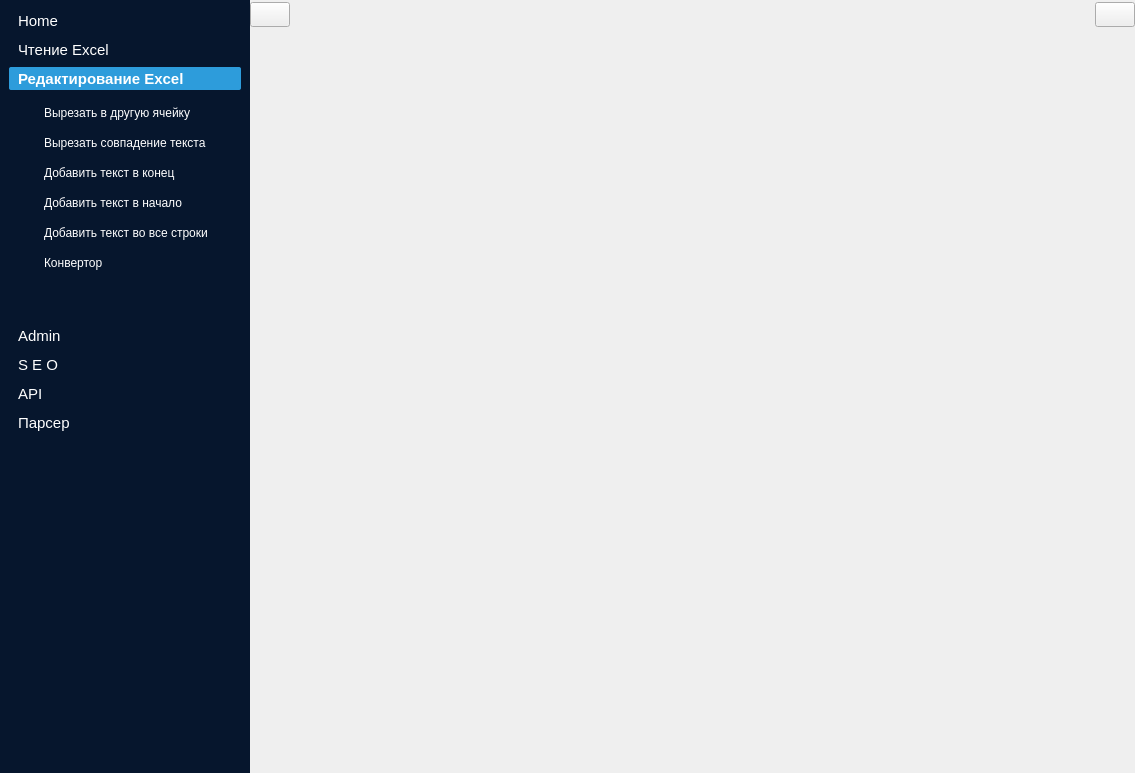
This is UI_window.ui in Gatalist/qt_application as Qt 5 draws it before an edit. The edited form follows.
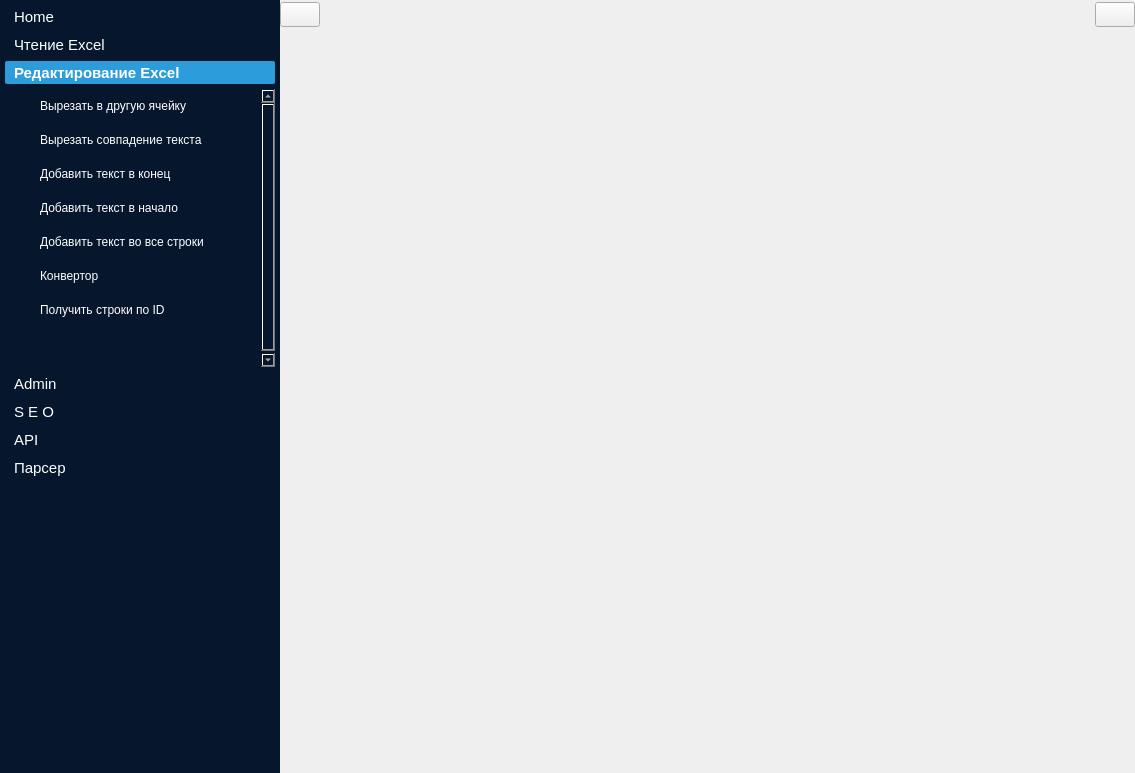
This is the edited form. Icons and pictures are not drawn.

What changed in the file:
```diff
--- a/UI_window.ui
+++ b/UI_window.ui
@@ -240,7 +240,7 @@
      <widget class="QWidget" name="widget_menu" native="true">
       <property name="minimumSize">
        <size>
-        <width>250</width>
+        <width>280</width>
         <height>0</height>
        </size>
       </property>
@@ -261,6 +261,21 @@
 border: none;</string>
       </property>
       <layout class="QGridLayout" name="gridLayout_5">
+       <property name="leftMargin">
+        <number>5</number>
+       </property>
+       <property name="topMargin">
+        <number>5</number>
+       </property>
+       <property name="rightMargin">
+        <number>5</number>
+       </property>
+       <property name="bottomMargin">
+        <number>5</number>
+       </property>
+       <property name="spacing">
+        <number>10</number>
+       </property>
        <item row="1" column="0">
         <spacer name="verticalSpacer_8">
          <property name="orientation">
@@ -269,7 +284,7 @@
          <property name="sizeHint" stdset="0">
           <size>
            <width>20</width>
-           <height>331</height>
+           <height>250</height>
           </size>
          </property>
         </spacer>
@@ -318,6 +333,9 @@
          <property name="currentIndex">
           <number>2</number>
          </property>
+         <property name="tabSpacing">
+          <number>5</number>
+         </property>
          <widget class="QWidget" name="home">
           <property name="geometry">
            <rect>
@@ -522,10 +540,16 @@
            <rect>
             <x>0</x>
             <y>0</y>
-            <width>232</width>
-            <height>209</height>
+            <width>253</width>
+            <height>280</height>
            </rect>
           </property>
+          <property name="minimumSize">
+           <size>
+            <width>0</width>
+            <height>280</height>
+           </size>
+          </property>
           <attribute name="icon">
            <iconset resource="source/resource.qrc">
             <normaloff>:/icons/icons/edit_w.svg</normaloff>:/icons/icons/edit_w.svg</iconset>
@@ -546,6 +570,22 @@
            <property name="bottomMargin">
             <number>5</number>
            </property>
+           <property name="spacing">
+            <number>10</number>
+           </property>
+           <item row="10" column="0">
+            <spacer name="verticalSpacer">
+             <property name="orientation">
+              <enum>Qt::Vertical</enum>
+             </property>
+             <property name="sizeHint" stdset="0">
+              <size>
+               <width>20</width>
+               <height>40</height>
+              </size>
+             </property>
+            </spacer>
+           </item>
            <item row="7" column="0">
             <widget class="QPushButton" name="btn_convertor">
              <property name="enabled">
@@ -631,19 +671,6 @@
              </property>
             </widget>
            </item>
-           <item row="9" column="0">
-            <spacer name="verticalSpacer">
-             <property name="orientation">
-              <enum>Qt::Vertical</enum>
-             </property>
-             <property name="sizeHint" stdset="0">
-              <size>
-               <width>20</width>
-               <height>40</height>
-              </size>
-             </property>
-            </spacer>
-           </item>
            <item row="2" column="0">
             <widget class="QPushButton" name="btn_add_text_to_end">
              <property name="focusPolicy">
@@ -661,6 +688,17 @@
              </property>
             </widget>
            </item>
+           <item row="9" column="0">
+            <widget class="QPushButton" name="btn_get_row_by_id">
+             <property name="text">
+              <string>Получить строки по ID</string>
+             </property>
+             <property name="icon">
+              <iconset resource="source/resource.qrc">
+               <normaloff>:/icons/icons/sample-row.svg</normaloff>:/icons/icons/sample-row.svg</iconset>
+             </property>
+            </widget>
+           </item>
           </layout>
          </widget>
          <widget class="QWidget" name="admin">
```
Left out of the diff: 266 changed lines with no effect on the pictures.
